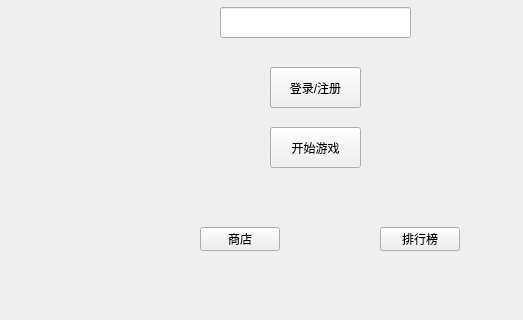
HF-youngior/baoshi1, file loginscreen.ui: the form before one commit; both pictures show x 360 to 883 and y 273 to 593 of the 883 by 593 pixel window.
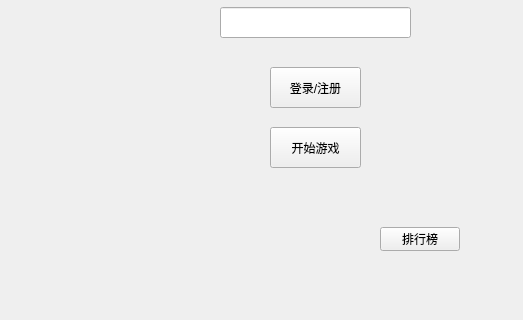
The form after the commit.

```diff
--- a/loginscreen.ui
+++ b/loginscreen.ui
@@ -59,19 +59,6 @@
     <string>开始游戏</string>
    </property>
   </widget>
-  <widget class="QPushButton" name="pushButton_2">
-   <property name="geometry">
-    <rect>
-     <x>560</x>
-     <y>500</y>
-     <width>80</width>
-     <height>24</height>
-    </rect>
-   </property>
-   <property name="text">
-    <string>商店</string>
-   </property>
-  </widget>
   <widget class="QPushButton" name="rankinglistButton">
    <property name="geometry">
     <rect>
```
